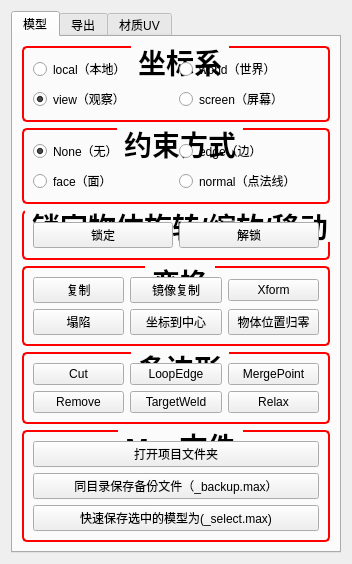
Before: the Qt Designer form ui/ui.ui in fxcfxcfxc/MaxTool_FastModeing, drawn with Qt 5.
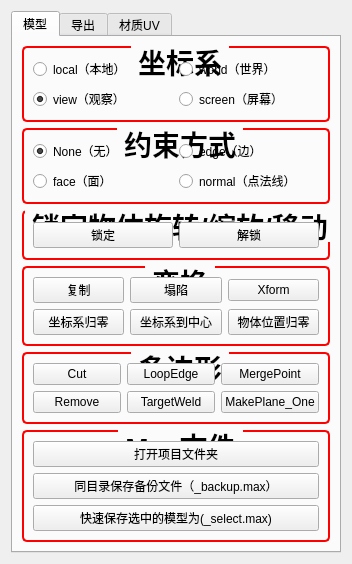
After: the same form once the commit is applied. The open tabs and pages were chosen to show the change.

Patch:
```diff
--- a/ui/ui.ui
+++ b/ui/ui.ui
@@ -161,13 +161,6 @@
           <string>变换</string>
          </property>
          <layout class="QGridLayout" name="gridLayout_2">
-          <item row="2" column="0">
-           <widget class="QPushButton" name="pushButton_21">
-            <property name="text">
-             <string>塌陷</string>
-            </property>
-           </widget>
-          </item>
           <item row="0" column="0">
            <widget class="QPushButton" name="pushButton_18">
             <property name="text">
@@ -175,13 +168,6 @@
             </property>
            </widget>
           </item>
-          <item row="0" column="1">
-           <widget class="QPushButton" name="pushButton_19">
-            <property name="text">
-             <string>镜像复制</string>
-            </property>
-           </widget>
-          </item>
           <item row="2" column="2">
            <widget class="QPushButton" name="pushButton_20">
             <property name="text">
@@ -199,7 +185,21 @@
           <item row="2" column="1">
            <widget class="QPushButton" name="pushButton_25">
             <property name="text">
-             <string>坐标到中心</string>
+             <string>坐标系到中心</string>
+            </property>
+           </widget>
+          </item>
+          <item row="0" column="1">
+           <widget class="QPushButton" name="pushButton_21">
+            <property name="text">
+             <string>塌陷</string>
+            </property>
+           </widget>
+          </item>
+          <item row="2" column="0">
+           <widget class="QPushButton" name="pushButton_19">
+            <property name="text">
+             <string>坐标系归零</string>
             </property>
            </widget>
           </item>
@@ -250,7 +250,7 @@
           <item row="1" column="2">
            <widget class="QPushButton" name="pushButton_8">
             <property name="text">
-             <string>Relax</string>
+             <string>MakePlane_One</string>
             </property>
            </widget>
           </item>
```
Left out of the diff: 4 changed lines with no effect on the pictures.
